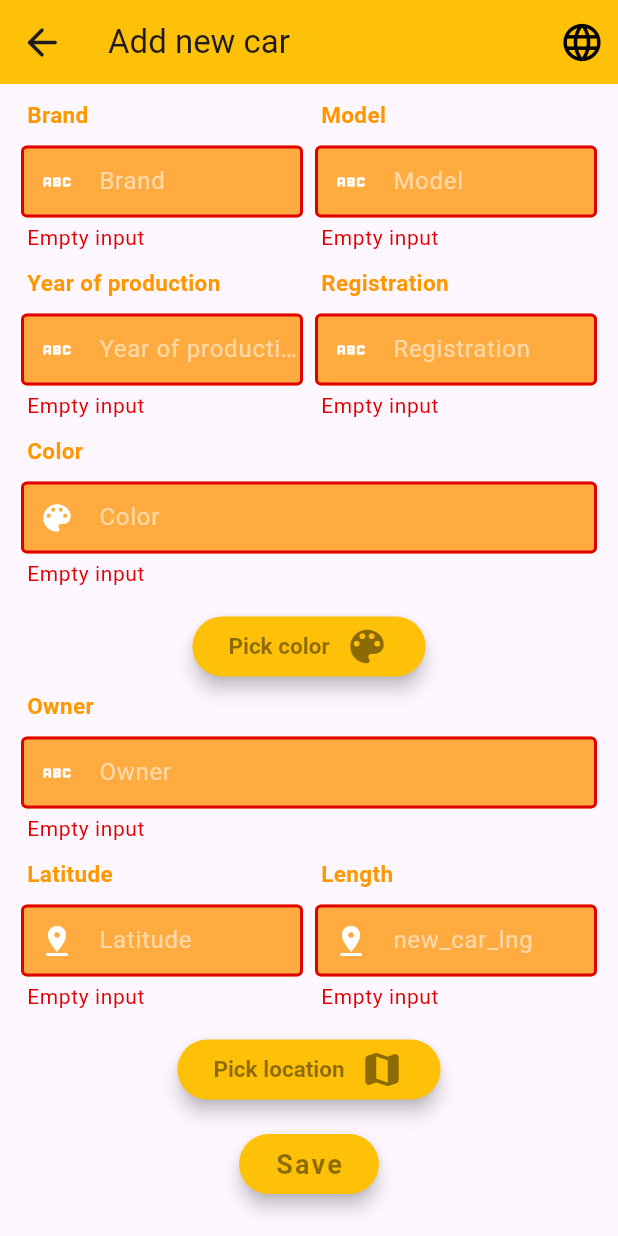
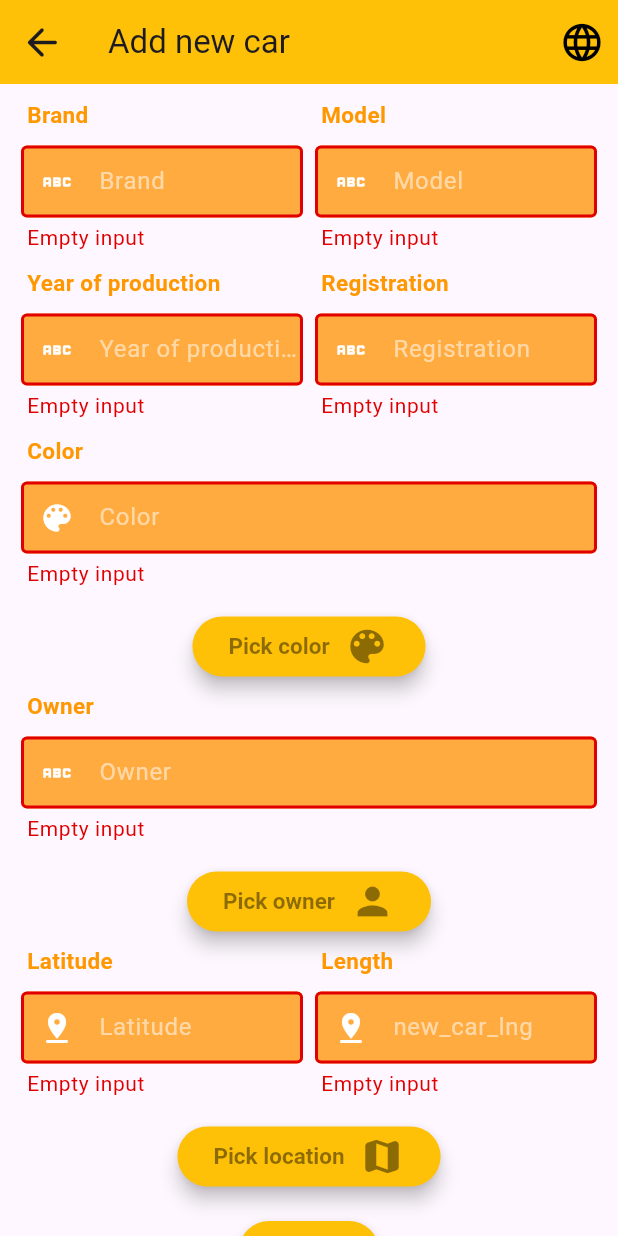
Before and after one commit to Falynsky/car_app, a Flutter app: the CarAddingPage screen opened directly, after a tap on "Save", on a phone screen of 412 x 824 dp. Run offline on Flutter 3.47's test engine with Material 2 defaults, Android fonts, the phone set to English and light mode, and no system bars; our stand-ins replace bloc, chopper, dartz, easy_localization, equatable, flutter_bloc and 3 more; missing offline and left inert: injecteo, mocktail; generated files the repository leaves out were written again; Roboto replaces fonts that are missing (OpenSans); statements that could not run were skipped.

Commit message:
form refactor part 2

```diff
--- a/lib/features/car_adding_view/data/mappers/new_car_model_mapper.dart
+++ b/lib/features/car_adding_view/data/mappers/new_car_model_mapper.dart
@@ -23,7 +23,7 @@ class NewCarModelMapper implements TwoWayMapper<NewCarModel, NewCarDTO> {
   @override
   NewCarDTO toDTO(NewCarModel value) {
     return NewCarDTO(
-      id: value.id,
+      id: value.id ?? '',
       registration: value.registration,
       brand: value.brand,
       model: value.model,
--- a/lib/features/car_adding_view/domain/models/new_car_model.dart
+++ b/lib/features/car_adding_view/domain/models/new_car_model.dart
@@ -5,7 +5,6 @@ part 'new_car_model.freezed.dart';
 @freezed
 class NewCarModel with _$NewCarModel {
   const factory NewCarModel({
-    required String id,
     required String registration,
     required String brand,
     required String model,
@@ -14,5 +13,6 @@ class NewCarModel with _$NewCarModel {
     required String ownerId,
     required double lat,
     required double lng,
+    String? id,
   }) = _NewCarModel;
 }
--- /dev/null
+++ b/lib/features/car_adding_view/presentation/widgets/car_form/car_adding_additional_info.dart
@@ -0,0 +1,38 @@
+import 'package:cars_app/features/car_adding_view/presentation/widgets/car_form/car_adding_form_row_frame.dart';
+import 'package:cars_app/features/car_adding_view/presentation/widgets/car_form/text_field_component.dart';
+import 'package:cars_app/translations/locale_keys.g.dart';
+import 'package:easy_localization/easy_localization.dart';
+import 'package:flutter/material.dart';
+
+class CarAddingAdditionalInfo extends StatelessWidget {
+  final TextEditingController yearController;
+  final TextEditingController registrationController;
+
+  const CarAddingAdditionalInfo({
+    required this.yearController,
+    required this.registrationController,
+    super.key,
+  });
+
+  @override
+  Widget build(BuildContext context) {
+    return CarAddingFormRowFrame(
+      left: TextFieldComponent(
+        controller: yearController,
+        label: LocaleKeys.new_car_year,
+        placeHolder: LocaleKeys.new_car_year.tr(),
+        icon: Icons.abc,
+        isRequired: true,
+        customRegExp: RegExp(r'^\d{4}$'),
+        customErrorMessage: 'np. 2021',
+      ),
+      right: TextFieldComponent(
+        controller: registrationController,
+        label: LocaleKeys.new_car_registration,
+        placeHolder: LocaleKeys.new_car_registration.tr(),
+        icon: Icons.abc,
+        isRequired: true,
+      ),
+    );
+  }
+}
--- /dev/null
+++ b/lib/features/car_adding_view/presentation/widgets/car_form/car_adding_basic_info.dart
@@ -0,0 +1,36 @@
+import 'package:cars_app/features/car_adding_view/presentation/widgets/car_form/car_adding_form_row_frame.dart';
+import 'package:cars_app/features/car_adding_view/presentation/widgets/car_form/text_field_component.dart';
+import 'package:cars_app/translations/locale_keys.g.dart';
+import 'package:easy_localization/easy_localization.dart';
+import 'package:flutter/material.dart';
+
+class CarAddingBasicInfo extends StatelessWidget {
+  final TextEditingController brandController;
+  final TextEditingController modelController;
+
+  const CarAddingBasicInfo({
+    required this.brandController,
+    required this.modelController,
+    super.key,
+  });
+
+  @override
+  Widget build(BuildContext context) {
+    return CarAddingFormRowFrame(
+      left: TextFieldComponent(
+        controller: brandController,
+        label: LocaleKeys.new_car_brand,
+        placeHolder: LocaleKeys.new_car_brand.tr(),
+        icon: Icons.abc,
+        isRequired: true,
+      ),
+      right: TextFieldComponent(
+        controller: modelController,
+        label: LocaleKeys.new_car_model,
+        placeHolder: LocaleKeys.new_car_model.tr(),
+        icon: Icons.abc,
+        isRequired: true,
+      ),
+    );
+  }
+}
--- /dev/null
+++ b/lib/features/car_adding_view/presentation/widgets/car_form/car_adding_color_picker_frame.dart
@@ -0,0 +1,55 @@
+import 'package:cars_app/core/utils/constant_styles.dart';
+import 'package:cars_app/features/car_adding_view/presentation/widgets/car_form/car_adding_form_row_frame.dart';
+import 'package:cars_app/features/car_adding_view/presentation/widgets/car_form/text_field_component.dart';
+import 'package:cars_app/features/car_adding_view/presentation/widgets/sign_up_button.dart';
+import 'package:cars_app/translations/locale_keys.g.dart';
+import 'package:easy_localization/easy_localization.dart';
+import 'package:flutter/material.dart';
+
+class CarAddingColorPickerFrame extends StatelessWidget {
+  final TextEditingController colorController;
+
+  const CarAddingColorPickerFrame({
+    required this.colorController,
+    super.key,
+  });
+
+  @override
+  Widget build(BuildContext context) {
+    return Column(
+      children: <Widget>[
+        CarAddingFormRowFrame(
+          left: TextFieldComponent(
+            controller: colorController,
+            label: LocaleKeys.new_car_color,
+            placeHolder: LocaleKeys.new_car_color.tr(),
+            icon: Icons.color_lens_rounded,
+            isRequired: true,
+            customRegExp: RegExp(r'^#?([0-9a-fA-F]{3}|[0-9a-fA-F]{6})$'),
+            customErrorMessage: 'np. #FFFFFF',
+          ),
+        ),
+        const SizedBox(height: 10),
+        CarAddingFormRowFrame(
+          isExpanded: false,
+          left: CustomRaisedButton(
+            onPressed: () {},
+            child: Row(
+              mainAxisSize: MainAxisSize.min,
+              mainAxisAlignment: MainAxisAlignment.center,
+              children: <Widget>[
+                const Text(LocaleKeys.new_car_pick_color, style: buttonLabelStyle).tr(),
+                const SizedBox(width: 10),
+                const Icon(
+                  Icons.color_lens_rounded,
+                  size: 30,
+                  color: Colors.black45,
+                ),
+              ],
+            ),
+          ),
+        ),
+      ],
+    );
+  }
+}
--- a/lib/features/car_adding_view/presentation/widgets/car_form/car_adding_form_frame.dart
+++ b/lib/features/car_adding_view/presentation/widgets/car_form/car_adding_form_frame.dart
@@ -1,9 +1,9 @@
-import 'package:cars_app/core/utils/constant_styles.dart';
-import 'package:cars_app/features/car_adding_view/presentation/widgets/car_form/car_adding_form_row_frame.dart';
-import 'package:cars_app/features/car_adding_view/presentation/widgets/car_form/text_field_component.dart';
-import 'package:cars_app/features/car_adding_view/presentation/widgets/sign_up_button.dart';
-import 'package:cars_app/translations/locale_keys.g.dart';
-import 'package:easy_localization/easy_localization.dart';
+import 'package:cars_app/features/car_adding_view/presentation/widgets/car_form/car_adding_additional_info.dart';
+import 'package:cars_app/features/car_adding_view/presentation/widgets/car_form/car_adding_basic_info.dart';
+import 'package:cars_app/features/car_adding_view/presentation/widgets/car_form/car_adding_color_picker_frame.dart';
+import 'package:cars_app/features/car_adding_view/presentation/widgets/car_form/car_adding_map_picker_frame.dart';
+import 'package:cars_app/features/car_adding_view/presentation/widgets/car_form/car_adding_owner_picker_frame.dart';
+import 'package:cars_app/features/car_adding_view/presentation/widgets/car_form/car_adding_save_button_frame.dart';
 import 'package:flutter/material.dart';
 
 class CarAddingFormFrame extends StatefulWidget {
@@ -12,20 +12,28 @@ class CarAddingFormFrame extends StatefulWidget {
 }
 
 class _CarAddingFormFrameState extends State<CarAddingFormFrame> {
-  final TextEditingController _brandController = TextEditingController();
-  final TextEditingController _modelController = TextEditingController();
-  final TextEditingController _yearController = TextEditingController();
-  final TextEditingController _registrationController = TextEditingController();
-  final TextEditingController _colorController = TextEditingController();
-  final TextEditingController _ownerIdController = TextEditingController();
-  final TextEditingController _latController = TextEditingController();
-  final TextEditingController _lngController = TextEditingController();
+  late final TextEditingController _brandController;
+  late final TextEditingController _modelController;
+  late final TextEditingController _yearController;
+  late final TextEditingController _registrationController;
+  late final TextEditingController _colorController;
+  late final TextEditingController _ownerIdController;
+  late final TextEditingController _latController;
+  late final TextEditingController _lngController;
   late final GlobalKey<FormState> _formKey;
 
   @override
   void initState() {
     super.initState();
     _formKey = GlobalKey<FormState>();
+    _brandController = TextEditingController();
+    _modelController = TextEditingController();
+    _yearController = TextEditingController();
+    _registrationController = TextEditingController();
+    _colorController = TextEditingController();
+    _ownerIdController = TextEditingController();
+    _latController = TextEditingController();
+    _lngController = TextEditingController();
   }
 
   @override
@@ -38,145 +46,30 @@ class _CarAddingFormFrameState extends State<CarAddingFormFrame> {
           key: _formKey,
           child: Column(
             children: <Widget>[
-              CarAddingFormRowFrame(
-                left: TextFieldComponent(
-                  controller: _brandController,
-                  label: LocaleKeys.new_car_brand,
-                  placeHolder: LocaleKeys.new_car_brand.tr(),
-                  icon: Icons.abc,
-                  isRequired: true,
-                ),
-                right: TextFieldComponent(
-                  controller: _modelController,
-                  label: LocaleKeys.new_car_model,
-                  placeHolder: LocaleKeys.new_car_model.tr(),
-                  icon: Icons.abc,
-                  isRequired: true,
-                ),
+              CarAddingBasicInfo(
+                brandController: _brandController,
+                modelController: _modelController,
               ),
-              CarAddingFormRowFrame(
-                left: TextFieldComponent(
-                  controller: _yearController,
-                  label: LocaleKeys.new_car_year,
-                  placeHolder: LocaleKeys.new_car_year.tr(),
-                  icon: Icons.abc,
-                  isRequired: true,
-                  customRegExp: RegExp(r'^\d{4}$'),
-                  customErrorMessage: 'np. 2021',
-                ),
-                right: TextFieldComponent(
-                  controller: _registrationController,
-                  label: LocaleKeys.new_car_registration,
-                  placeHolder: LocaleKeys.new_car_registration.tr(),
-                  icon: Icons.abc,
-                  isRequired: true,
-                ),
+              CarAddingAdditionalInfo(
+                yearController: _yearController,
+                registrationController: _registrationController,
               ),
-              CarAddingFormRowFrame(
-                left: TextFieldComponent(
-                  controller: _colorController,
-                  label: LocaleKeys.new_car_color,
-                  placeHolder: LocaleKeys.new_car_color.tr(),
-                  icon: Icons.color_lens_rounded,
-                  isRequired: true,
-                  customRegExp: RegExp(r'^#?([0-9a-fA-F]{3}|[0-9a-fA-F]{6})$'),
-                  customErrorMessage: 'np. #FFFFFF',
-                ),
+              CarAddingColorPickerFrame(colorController: _colorController),
+              CarAddingOwnerPickerFrame(ownerIdController: _ownerIdController),
+              CarAddingMapPickerFrame(
+                latController: _latController,
+                lngController: _lngController,
               ),
-              const SizedBox(height: 10),
-              CarAddingFormRowFrame(
-                isExpanded: false,
-                left: CustomRaisedButton(
-                  onPressed: () {
-                    final bool validate = _formKey.currentState?.validate() ?? false;
-                    if (validate) {}
-                  },
-                  child: Row(
-                    mainAxisSize: MainAxisSize.min,
-                    mainAxisAlignment: MainAxisAlignment.center,
-                    children: <Widget>[
-                      const Text(LocaleKeys.new_car_pick_color, style: buttonLabelStyle).tr(),
-                      const SizedBox(width: 10),
-                      const Icon(
-                        Icons.color_lens_rounded,
-                        size: 30,
-                        color: Colors.black45,
-                      ),
-                    ],
-                  ),
-                ),
-              ),
-              CarAddingFormRowFrame(
-                left: TextFieldComponent(
-                  controller: _ownerIdController,
-                  label: LocaleKeys.new_car_owner,
-                  placeHolder: LocaleKeys.new_car_owner.tr(),
-                  icon: Icons.abc,
-                  isRequired: true,
-                ),
-              ),
-              CarAddingFormRowFrame(
-                left: TextFieldComponent(
-                  controller: _latController,
-                  label: LocaleKeys.new_car_lat,
-                  placeHolder: LocaleKeys.new_car_lat.tr(),
-                  icon: Icons.pin_drop,
-                  isRequired: true,
-                  customRegExp: RegExp(r'^(-?)(0|([1-9][0-9]*)).([0-9]+)$'),
-                  customErrorMessage: 'np. 50.123',
-                ),
-                right: TextFieldComponent(
-                  controller: _lngController,
-                  label: LocaleKeys.new_car_lng,
-                  placeHolder: LocaleKeys.new_car_lng,
-                  icon: Icons.pin_drop,
-                  isRequired: true,
-                  customRegExp: RegExp(r'^(-?)(0|([1-9][0-9]*)).([0-9]+)$'),
-                  customErrorMessage: 'np. 50.123',
-                ),
-              ),
-              const SizedBox(height: 10),
-              CarAddingFormRowFrame(
-                isExpanded: false,
-                left: CustomRaisedButton(
-                  onPressed: () {
-                    final bool validate = _formKey.currentState?.validate() ?? false;
-                    if (validate) {}
-                  },
-                  child: Row(
-                    mainAxisSize: MainAxisSize.min,
-                    mainAxisAlignment: MainAxisAlignment.center,
-                    children: <Widget>[
-                      const Text(LocaleKeys.new_car_pick_lat_lng, style: buttonLabelStyle).tr(),
-                      const SizedBox(width: 10),
-                      const Icon(
-                        Icons.map_rounded,
-                        size: 30,
-                        color: Colors.black45,
-                      ),
-                    ],
-                  ),
-                ),
-              ),
-              CarAddingFormRowFrame(
-                isExpanded: false,
-                left: CustomRaisedButton(
-                  padding: const EdgeInsets.symmetric(vertical: 15),
-                  onPressed: () {
-                    final bool validate = _formKey.currentState?.validate() ?? false;
-                    if (validate) {}
-                  },
-                  child: const Text(
-                    LocaleKeys.new_car_add,
-                    style: TextStyle(
-                      color: Colors.black45,
-                      letterSpacing: 1.5,
-                      fontSize: 18.0,
-                      fontWeight: FontWeight.bold,
-                      fontFamily: 'OpenSans',
-                    ),
-                  ).tr(),
-                ),
+              CarAddingSaveButtonFrame(
+                formKey: _formKey,
+                brandController: _brandController,
+                modelController: _modelController,
+                yearController: _yearController,
+                registrationController: _registrationController,
+                colorController: _colorController,
+                ownerIdController: _ownerIdController,
+                latController: _latController,
+                lngController: _lngController,
               ),
             ],
           ),
--- /dev/null
+++ b/lib/features/car_adding_view/presentation/widgets/car_form/car_adding_map_picker_frame.dart
@@ -0,0 +1,66 @@
+import 'package:cars_app/core/utils/constant_styles.dart';
+import 'package:cars_app/features/car_adding_view/presentation/widgets/car_form/car_adding_form_row_frame.dart';
+import 'package:cars_app/features/car_adding_view/presentation/widgets/car_form/text_field_component.dart';
+import 'package:cars_app/features/car_adding_view/presentation/widgets/sign_up_button.dart';
+import 'package:cars_app/translations/locale_keys.g.dart';
+import 'package:easy_localization/easy_localization.dart';
+import 'package:flutter/material.dart';
+
+class CarAddingMapPickerFrame extends StatelessWidget {
+  final TextEditingController latController;
+  final TextEditingController lngController;
+
+  const CarAddingMapPickerFrame({
+    required this.latController,
+    required this.lngController,
+    super.key,
+  });
+
+  @override
+  Widget build(BuildContext context) {
+    return Column(
+      children: [
+        CarAddingFormRowFrame(
+          left: TextFieldComponent(
+            controller: latController,
+            label: LocaleKeys.new_car_lat,
+            placeHolder: LocaleKeys.new_car_lat.tr(),
+            icon: Icons.pin_drop,
+            isRequired: true,
+            customRegExp: RegExp(r'^(-?)(0|([1-9][0-9]*)).([0-9]+)$'),
+            customErrorMessage: 'np. 50.123',
+          ),
+          right: TextFieldComponent(
+            controller: lngController,
+            label: LocaleKeys.new_car_lng,
+            placeHolder: LocaleKeys.new_car_lng,
+            icon: Icons.pin_drop,
+            isRequired: true,
+            customRegExp: RegExp(r'^(-?)(0|([1-9][0-9]*)).([0-9]+)$'),
+            customErrorMessage: 'np. 50.123',
+          ),
+        ),
+        const SizedBox(height: 10),
+        CarAddingFormRowFrame(
+          isExpanded: false,
+          left: CustomRaisedButton(
+            onPressed: () {},
+            child: Row(
+              mainAxisSize: MainAxisSize.min,
+              mainAxisAlignment: MainAxisAlignment.center,
+              children: <Widget>[
+                const Text(LocaleKeys.new_car_pick_lat_lng, style: buttonLabelStyle).tr(),
+                const SizedBox(width: 10),
+                const Icon(
+                  Icons.map_rounded,
+                  size: 30,
+                  color: Colors.black45,
+                ),
+              ],
+            ),
+          ),
+        )
+      ],
+    );
+  }
+}
--- /dev/null
+++ b/lib/features/car_adding_view/presentation/widgets/car_form/car_adding_owner_picker_frame.dart
@@ -0,0 +1,53 @@
+import 'package:cars_app/core/utils/constant_styles.dart';
+import 'package:cars_app/features/car_adding_view/presentation/widgets/car_form/car_adding_form_row_frame.dart';
+import 'package:cars_app/features/car_adding_view/presentation/widgets/car_form/text_field_component.dart';
+import 'package:cars_app/features/car_adding_view/presentation/widgets/sign_up_button.dart';
+import 'package:cars_app/translations/locale_keys.g.dart';
+import 'package:easy_localization/easy_localization.dart';
+import 'package:flutter/material.dart';
+
+class CarAddingOwnerPickerFrame extends StatelessWidget {
+  final TextEditingController ownerIdController;
+
+  const CarAddingOwnerPickerFrame({
+    required this.ownerIdController,
+    super.key,
+  });
+
+  @override
+  Widget build(BuildContext context) {
+    return Column(
+      children: <Widget>[
+        CarAddingFormRowFrame(
+          left: TextFieldComponent(
+            controller: ownerIdController,
+            label: LocaleKeys.new_car_owner,
+            placeHolder: LocaleKeys.new_car_owner.tr(),
+            icon: Icons.abc,
+            isRequired: true,
+          ),
+        ),
+        const SizedBox(height: 10),
+        CarAddingFormRowFrame(
+          isExpanded: false,
+          left: CustomRaisedButton(
+            onPressed: () {},
+            child: Row(
+              mainAxisSize: MainAxisSize.min,
+              mainAxisAlignment: MainAxisAlignment.center,
+              children: <Widget>[
+                const Text(LocaleKeys.new_car_pick_owner, style: buttonLabelStyle).tr(),
+                const SizedBox(width: 10),
+                const Icon(
+                  Icons.person,
+                  size: 30,
+                  color: Colors.black45,
+                ),
+              ],
+            ),
+          ),
+        ),
+      ],
+    );
+  }
+}
--- /dev/null
+++ b/lib/features/car_adding_view/presentation/widgets/car_form/car_adding_save_button_frame.dart
@@ -0,0 +1,67 @@
+import 'package:cars_app/features/car_adding_view/domain/models/new_car_model.dart';
+import 'package:cars_app/features/car_adding_view/presentation/widgets/car_form/car_adding_form_row_frame.dart';
+import 'package:cars_app/features/car_adding_view/presentation/widgets/sign_up_button.dart';
+import 'package:cars_app/translations/locale_keys.g.dart';
+import 'package:easy_localization/easy_localization.dart';
+import 'package:flutter/material.dart';
+
+class CarAddingSaveButtonFrame extends StatelessWidget {
+  final GlobalKey<FormState> formKey;
+  final TextEditingController brandController;
+  final TextEditingController modelController;
+  final TextEditingController yearController;
+  final TextEditingController registrationController;
+  final TextEditingController colorController;
+  final TextEditingController ownerIdController;
+  final TextEditingController latController;
+  final TextEditingController lngController;
+
+  const CarAddingSaveButtonFrame({
+    required this.formKey,
+    required this.brandController,
+    required this.modelController,
+    required this.yearController,
+    required this.registrationController,
+    required this.colorController,
+    required this.ownerIdController,
+    required this.latController,
+    required this.lngController,
+    super.key,
+  });
+
+  @override
+  Widget build(BuildContext context) {
+    return CarAddingFormRowFrame(
+      isExpanded: false,
+      left: CustomRaisedButton(
+        padding: const EdgeInsets.symmetric(vertical: 15),
+        onPressed: () {
+          final bool validate = formKey.currentState?.validate() ?? false;
+          if (validate) {
+            final NewCarModel newCar = NewCarModel(
+              brand: brandController.text,
+              model: modelController.text,
+              year: yearController.text,
+              registration: registrationController.text,
+              color: colorController.text,
+              ownerId: ownerIdController.text,
+              lat: double.parse(latController.text),
+              lng: double.parse(lngController.text),
+            );
+            newCar.model;
+          }
+        },
+        child: const Text(
+          LocaleKeys.new_car_add,
+          style: TextStyle(
+            color: Colors.black45,
+            letterSpacing: 1.5,
+            fontSize: 18.0,
+            fontWeight: FontWeight.bold,
+            fontFamily: 'OpenSans',
+          ),
+        ).tr(),
+      ),
+    );
+  }
+}
```
Also changed, not shown: lib/features/car_adding_view/domain/models/new_car_model.freezed.dart.
